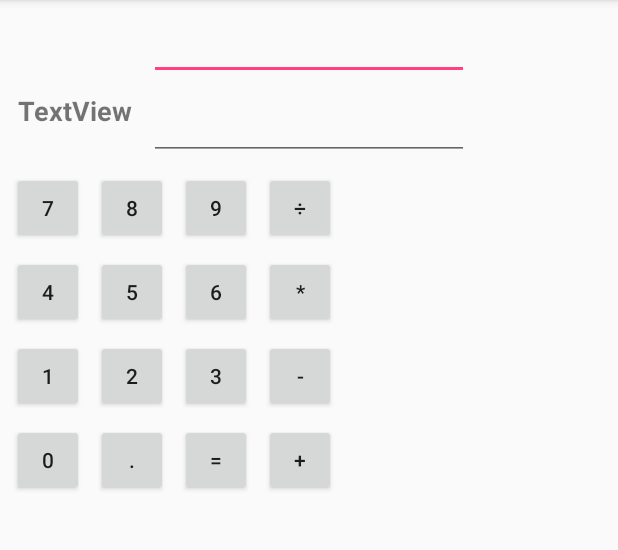
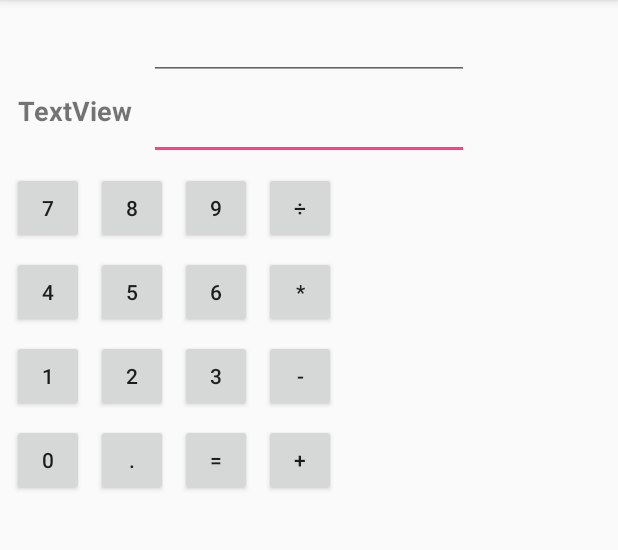
Before and after one commit to tabau/Calculator, an Android app: the screen it shows after launch (MainActivity), on a phone screen of 412 x 824 dp, the part 84-634 px from its top. Run offline under Robolectric (Android 15) with nearby library versions, the phone set to English and light mode, and no system bars.

```diff
--- a/app/src/main/res/layout/activity_main.xml
+++ b/app/src/main/res/layout/activity_main.xml
@@ -10,7 +10,7 @@
     <EditText
         android:layout_width="wrap_content"
         android:layout_height="wrap_content"
-        android:inputType="numberSigned"
+        android:inputType="numberSigned|numberDecimal"
         android:ems="10"
         android:id="@+id/result"
         app:layout_constraintRight_toRightOf="parent"
@@ -20,7 +20,9 @@
         android:layout_marginStart="8dp"
         android:layout_marginLeft="8dp"
         android:layout_marginEnd="8dp"
-        android:layout_marginRight="8dp" />
+        android:layout_marginRight="8dp"
+        android:focusable="false"
+        android:focusableInTouchMode="false" />
 
     <Button
         android:text="0"
@@ -214,7 +216,7 @@
     <EditText
         android:layout_width="wrap_content"
         android:layout_height="wrap_content"
-        android:inputType="numberSigned"
+        android:inputType="numberSigned|numberDecimal"
         android:ems="10"
         android:id="@+id/newNumber"
         android:layout_marginTop="8dp"
```
